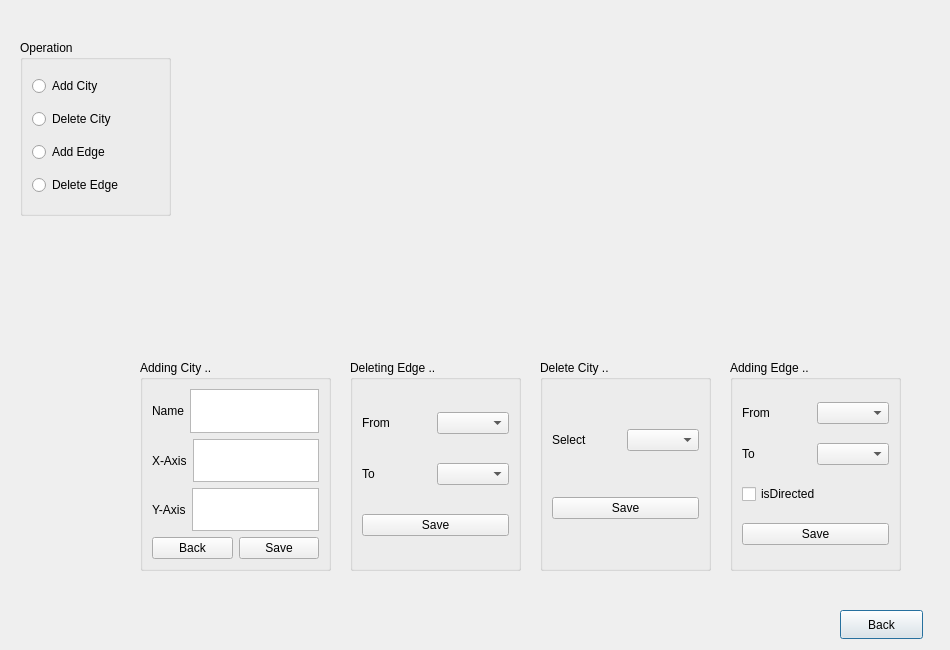
MohabASHRAF-byte/mini-waslni-gui, file edit.ui: the form before one commit.
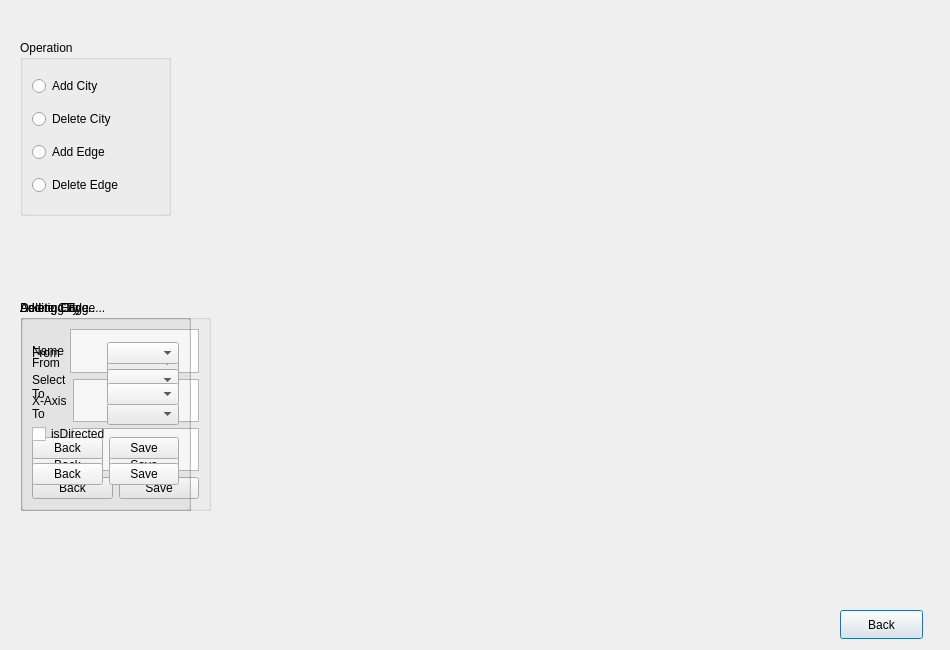
The form after the commit.

```diff
--- a/edit.ui
+++ b/edit.ui
@@ -72,8 +72,8 @@
   <widget class="QGroupBox" name="add_city_groupBox">
    <property name="geometry">
     <rect>
-     <x>140</x>
-     <y>360</y>
+     <x>20</x>
+     <y>300</y>
      <width>191</width>
      <height>211</height>
     </rect>
@@ -147,8 +147,8 @@
   <widget class="QGroupBox" name="delete_edge_groupBox">
    <property name="geometry">
     <rect>
-     <x>350</x>
-     <y>360</y>
+     <x>20</x>
+     <y>300</y>
      <width>171</width>
      <height>211</height>
     </rect>
@@ -186,6 +186,15 @@
      </layout>
     </item>
     <item>
+     <layout class="QHBoxLayout" name="horizontalLayout_11">
+      <item>
+       <widget class="QPushButton" name="deleting_edge_pushButton">
+        <property name="text">
+         <string>Back</string>
+        </property>
+       </widget>
+      </item>
+      <item>
      <widget class="QPushButton" name="delete_edge_save_pushButton">
       <property name="text">
        <string>Save</string>
@@ -193,12 +202,14 @@
      </widget>
     </item>
    </layout>
+    </item>
+   </layout>
   </widget>
   <widget class="QGroupBox" name="delete_city_groupBox_">
    <property name="geometry">
     <rect>
-     <x>540</x>
-     <y>360</y>
+     <x>20</x>
+     <y>300</y>
      <width>171</width>
      <height>211</height>
     </rect>
@@ -222,6 +233,15 @@
      </layout>
     </item>
     <item>
+     <layout class="QHBoxLayout" name="horizontalLayout_10">
+      <item>
+       <widget class="QPushButton" name="delete_city_pushButton">
+        <property name="text">
+         <string>Back</string>
+        </property>
+       </widget>
+      </item>
+      <item>
      <widget class="QPushButton" name="delete_city_save_pushButton">
       <property name="text">
        <string>Save</string>
@@ -229,12 +249,14 @@
      </widget>
     </item>
    </layout>
+    </item>
+   </layout>
   </widget>
   <widget class="QGroupBox" name="add_edge_groupBox_">
    <property name="geometry">
     <rect>
-     <x>730</x>
-     <y>360</y>
+     <x>20</x>
+     <y>300</y>
      <width>171</width>
      <height>211</height>
     </rect>
@@ -279,11 +301,22 @@
      </widget>
     </item>
     <item>
+     <layout class="QHBoxLayout" name="horizontalLayout_12">
+      <item>
+       <widget class="QPushButton" name="pushButton">
+        <property name="text">
+         <string>Back</string>
+        </property>
+       </widget>
+      </item>
+      <item>
      <widget class="QPushButton" name="add_edge_save_pushButton_">
       <property name="text">
        <string>Save</string>
       </property>
      </widget>
+      </item>
+     </layout>
     </item>
    </layout>
   </widget>
```
Lines whose indentation alone changed are shown as unchanged.
